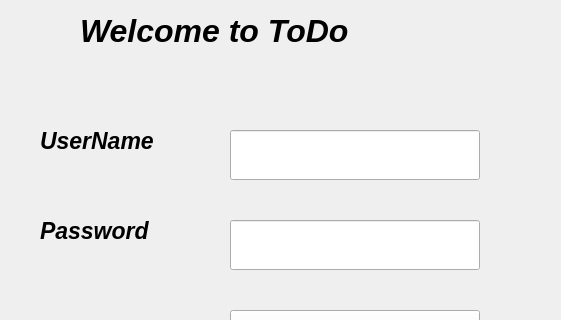
Above: loginwindow.ui from imtheprince7/Todo-App before the change; both pictures show x 120 to 681 and y 0 to 320 of the 800 by 550 pixel window. Below: the same form after it.
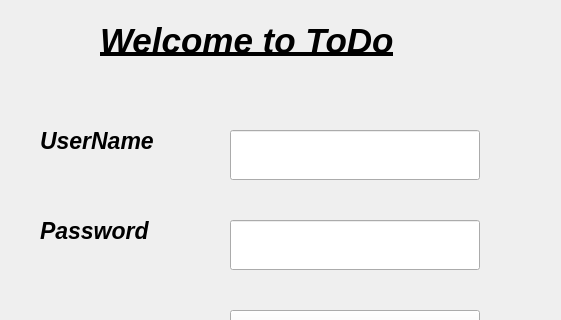
That is the form after the change.

Patch:
```diff
--- a/loginwindow.ui
+++ b/loginwindow.ui
@@ -49,9 +49,9 @@
    <widget class="QLabel" name="welcomeMessageLabel">
     <property name="geometry">
      <rect>
-      <x>200</x>
-      <y>0</y>
-      <width>371</width>
+      <x>220</x>
+      <y>10</y>
+      <width>381</width>
       <height>61</height>
      </rect>
     </property>
@@ -63,9 +63,10 @@
     </property>
     <property name="font">
      <font>
-      <pointsize>24</pointsize>
+      <pointsize>26</pointsize>
       <italic>true</italic>
       <bold>true</bold>
+      <underline>true</underline>
      </font>
     </property>
     <property name="text">
```
